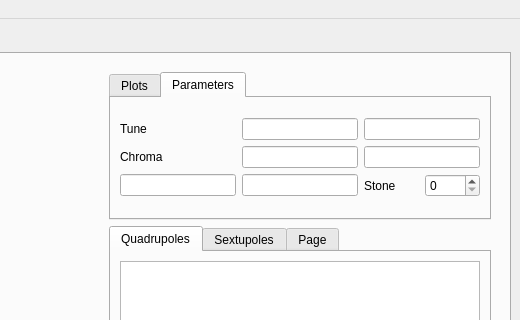
ydutheil/COSYRampEditor, file RampEditor.ui: the form before one commit; both pictures show x 923 to 1443 and y 0 to 320 of the 1443 by 759 pixel window.
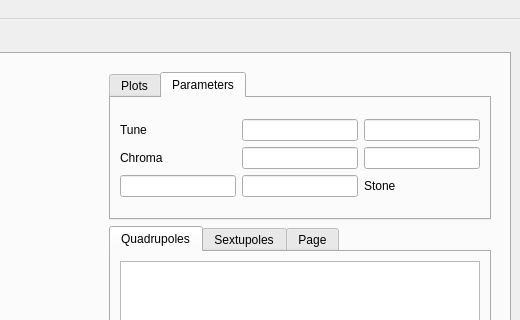
The form after the commit. The open tabs and pages were chosen to show the change.

```diff
--- a/RampEditor.ui
+++ b/RampEditor.ui
@@ -332,13 +332,25 @@
                   </widget>
                  </item>
                  <item row="2" column="1">
-                  <widget class="QLineEdit" name="Stone_time"/>
+                  <widget class="QLineEdit" name="Stone_time">
+                   <property name="readOnly">
+                    <bool>true</bool>
+                   </property>
+                  </widget>
                  </item>
                  <item row="2" column="0">
-                  <widget class="QLineEdit" name="Stone_pc"/>
+                  <widget class="QLineEdit" name="Stone_pc">
+                   <property name="readOnly">
+                    <bool>true</bool>
+                   </property>
+                  </widget>
                  </item>
                  <item row="1" column="1">
-                  <widget class="QLineEdit" name="Stone_Qpx"/>
+                  <widget class="QLineEdit" name="Stone_Qpx">
+                   <property name="readOnly">
+                    <bool>true</bool>
+                   </property>
+                  </widget>
                  </item>
                  <item row="0" column="0">
                   <widget class="QLabel" name="label_5">
@@ -348,13 +360,25 @@
                   </widget>
                  </item>
                  <item row="0" column="2">
-                  <widget class="QLineEdit" name="Stone_Qy"/>
+                  <widget class="QLineEdit" name="Stone_Qy">
+                   <property name="readOnly">
+                    <bool>true</bool>
+                   </property>
+                  </widget>
                  </item>
                  <item row="0" column="1">
-                  <widget class="QLineEdit" name="Stone_Qx"/>
+                  <widget class="QLineEdit" name="Stone_Qx">
+                   <property name="readOnly">
+                    <bool>true</bool>
+                   </property>
+                  </widget>
                  </item>
                  <item row="1" column="2">
-                  <widget class="QLineEdit" name="Stone_Qpy"/>
+                  <widget class="QLineEdit" name="Stone_Qpy">
+                   <property name="readOnly">
+                    <bool>true</bool>
+                   </property>
+                  </widget>
                  </item>
                  <item row="2" column="2">
                   <layout class="QHBoxLayout" name="horizontalLayout_9">
@@ -366,7 +390,13 @@
                     </widget>
                    </item>
                    <item>
-                    <widget class="QSpinBox" name="spinBox_stone"/>
+                    <widget class="QWidget" name="stoneStepper" native="true">
+                     <layout class="QHBoxLayout" name="horizontalLayout_11">
+                      <item>
+                       <layout class="QHBoxLayout" name="stoneStepper_layout"/>
+                      </item>
+                     </layout>
+                    </widget>
                    </item>
                   </layout>
                  </item>
```
Left out of the diff: 2 changed lines with no effect on the pictures.
